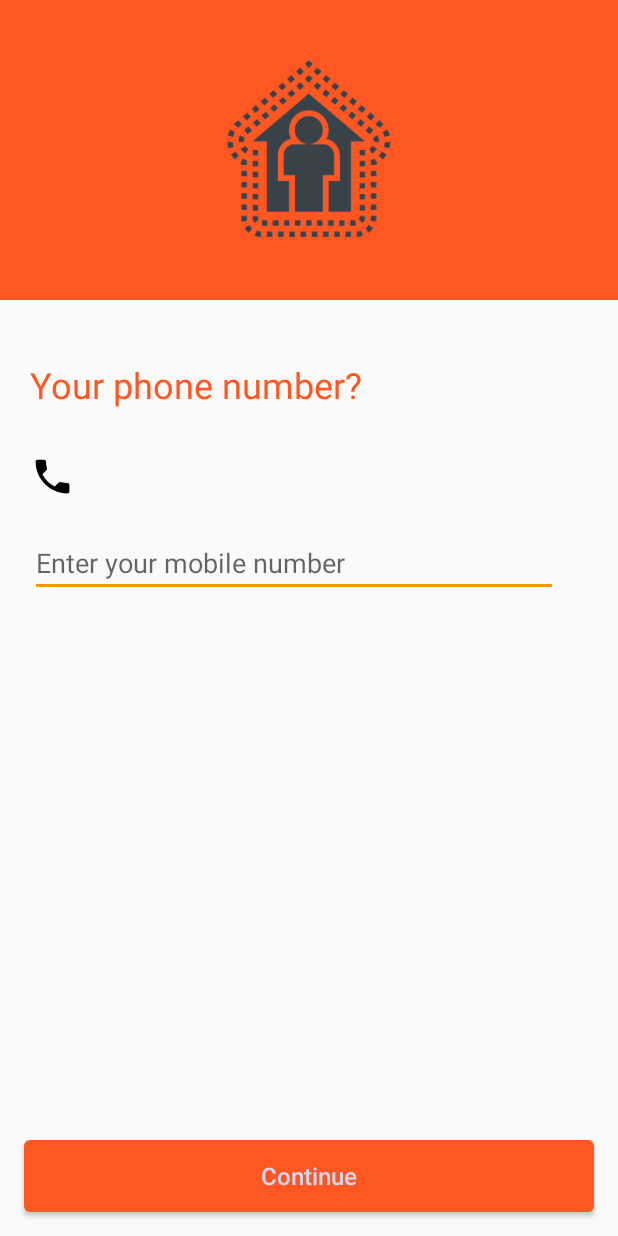
After one commit to KashyapBhat/QuarantineMe, an Android app: the layout activity_login.xml on its own in the app's theme, with its tools: preview values and no code run, on a phone screen of 412 x 824 dp. The commit adds this screen. Run offline under Robolectric (Android 15) with nearby library versions, the phone set to English and light mode, and no system bars.

Commit message:
--- login activity

```diff
--- a/app/build.gradle
+++ b/app/build.gradle
@@ -58,6 +58,7 @@ dependencies {
     implementation 'com.github.bumptech.glide:glide:4.11.0'
     annotationProcessor 'com.github.bumptech.glide:compiler:4.11.0'
     implementation 'com.google.firebase:firebase-database:19.2.1'
+    implementation 'com.google.firebase:firebase-auth:19.3.0'
 
 //    implementation 'com.github.barteksc:android-pdf-viewer:3.2.0-beta.1'
 }
--- a/app/src/main/java/kashyap/in/yajurvedaproject/base/BaseActivity.kt
+++ b/app/src/main/java/kashyap/in/yajurvedaproject/base/BaseActivity.kt
@@ -218,12 +218,12 @@ abstract class BaseActivity : AppCompatActivity(), NetworkReceiver.NetworkChange
             }
     }
 
-    private fun showToolbar() {
+    fun showToolbar() {
         toolbar.visibility = View1.VISIBLE
         toolbarText.visibility = View1.VISIBLE
     }
 
-    private fun hideToolbar() {
+    fun hideToolbar() {
         toolbar.visibility = View1.GONE
         toolbarText.visibility = View1.GONE
     }
--- a/app/src/main/java/kashyap/in/yajurvedaproject/splash/SplashActivity.kt
+++ b/app/src/main/java/kashyap/in/yajurvedaproject/splash/SplashActivity.kt
@@ -13,7 +13,7 @@ import androidx.biometric.BiometricPrompt.PromptInfo
 import kashyap.`in`.yajurvedaproject.R
 import kashyap.`in`.yajurvedaproject.base.BaseActivity
 import kashyap.`in`.yajurvedaproject.common.IS_QUARANTINED
-import kashyap.`in`.yajurvedaproject.userseperation.SeparationActivity
+import kashyap.`in`.yajurvedaproject.login.LoginActivity
 import kashyap.`in`.yajurvedaproject.utils.GeneralUtils
 import kashyap.`in`.yajurvedaproject.utils.PrefUtils
 import java.util.concurrent.Executor
@@ -44,7 +44,7 @@ class SplashActivity : BaseActivity() {
         if (PrefUtils.hasKey(this, IS_QUARANTINED)) {
             GeneralUtils.handleQuarantinedOrNot(this)
         } else {
-            startActivity(Intent(this, SeparationActivity::class.java))
+            startActivity(Intent(this, LoginActivity::class.java))
             finish()
             overridePendingTransition(R.anim.enter, R.anim.exit)
         }
--- a/app/src/main/java/kashyap/in/yajurvedaproject/userseperation/SeparationActivity.kt
+++ b/app/src/main/java/kashyap/in/yajurvedaproject/userseperation/SeparationActivity.kt
@@ -21,6 +21,7 @@ class SeparationActivity : BaseActivity() {
     override fun onCreate(savedInstanceState: Bundle?) {
         super.onCreate(savedInstanceState)
         setContentView(R.layout.activity_separation)
+        hideToolbar()
         btQuarantine.setOnClickListener {
             isQuarantined = true
             checkPermissionsAndRun()
--- /dev/null
+++ b/app/src/main/res/drawable/ic_phone.xml
@@ -0,0 +1,10 @@
+<?xml version="1.0" encoding="utf-8"?>
+<vector xmlns:android="http://schemas.android.com/apk/res/android"
+    android:width="@dimen/_30dp"
+    android:height="@dimen/_30dp"
+    android:viewportWidth="24.0"
+    android:viewportHeight="24.0">
+    <path
+        android:fillColor="#000000"
+        android:pathData="M6.62,10.79c1.44,2.83 3.76,5.14 6.59,6.59l2.2,-2.2c0.27,-0.27 0.67,-0.36 1.02,-0.24 1.12,0.37 2.33,0.57 3.57,0.57 0.55,0 1,0.45 1,1V20c0,0.55 -0.45,1 -1,1 -9.39,0 -17,-7.61 -17,-17 0,-0.55 0.45,-1 1,-1h3.5c0.55,0 1,0.45 1,1 0,1.25 0.2,2.45 0.57,3.57 0.11,0.35 0.03,0.74 -0.25,1.02l-2.2,2.2z" />
+</vector>
--- /dev/null
+++ b/app/src/main/res/layout/activity_login.xml
@@ -0,0 +1,81 @@
+<?xml version="1.0" encoding="utf-8"?>
+<RelativeLayout xmlns:android="http://schemas.android.com/apk/res/android"
+    xmlns:app="http://schemas.android.com/apk/res-auto"
+    xmlns:tools="http://schemas.android.com/tools"
+    android:layout_width="match_parent"
+    android:layout_height="match_parent"
+    tools:context=".login.LoginActivity">
+
+    <RelativeLayout
+        android:id="@+id/relativeLayout"
+        android:layout_width="match_parent"
+        android:layout_height="200dp"
+        android:background="@color/colorPrimary"
+        android:orientation="horizontal">
+
+        <ImageView
+            android:layout_width="120dp"
+            android:layout_height="120dp"
+            android:layout_centerHorizontal="true"
+            android:layout_centerVertical="true"
+            android:background="@drawable/splash" />
+
+    </RelativeLayout>
+
+    <LinearLayout
+        android:id="@+id/container"
+        android:layout_width="match_parent"
+        android:layout_height="wrap_content"
+        android:layout_below="@id/relativeLayout"
+        android:orientation="vertical"
+        android:padding="20dp">
+
+        <ProgressBar
+            android:id="@+id/progressbar"
+            android:layout_width="wrap_content"
+            android:layout_height="wrap_content"
+            android:visibility="gone" />
+
+        <TextView
+            android:id="@+id/textView"
+            android:layout_width="wrap_content"
+            android:layout_height="wrap_content"
+            android:layout_marginTop="@dimen/_20dp"
+            android:text="Your phone number?"
+            android:textAppearance="@style/Base.TextAppearance.AppCompat.Headline"
+            android:textColor="@color/colorPrimary" />
+
+        <ImageView
+            android:id="@+id/ivPhone"
+            android:layout_width="@dimen/_30dp"
+            android:layout_height="@dimen/_30dp"
+            android:layout_marginTop="@dimen/_30dp"
+            android:src="@drawable/ic_phone" />
+
+        <EditText
+            android:id="@+id/editTextMobile"
+            android:layout_width="match_parent"
+            android:layout_height="wrap_content"
+            android:layout_marginTop="20dp"
+            android:layout_marginEnd="@dimen/_20dp"
+            android:digits="0123456789"
+            android:drawablePadding="10dp"
+            android:hint="Enter your mobile number"
+            android:imeOptions="actionDone"
+            android:inputType="phone"
+            android:maxLength="10"
+            android:singleLine="true" />
+
+    </LinearLayout>
+
+    <Button
+        android:id="@+id/buttonContinue"
+        style="@style/Button"
+        android:layout_width="match_parent"
+        android:layout_height="wrap_content"
+        android:layout_alignParentBottom="true"
+        android:text="Continue"
+        android:textAllCaps="false"
+        android:textColor="#cdd8f1" />
+
+</RelativeLayout>
```
Also changed, not shown: app/src/main/AndroidManifest.xml (+22 -9 lines), app/src/main/java/kashyap/in/yajurvedaproject/login/LoginActivity.kt (added, +42 -0 lines), app/src/main/java/kashyap/in/yajurvedaproject/login/ValidateLoginActivity.kt (added, +122 -0 lines), app/src/main/res/layout/activity_validate_login.xml (added, +73 -0 lines).
